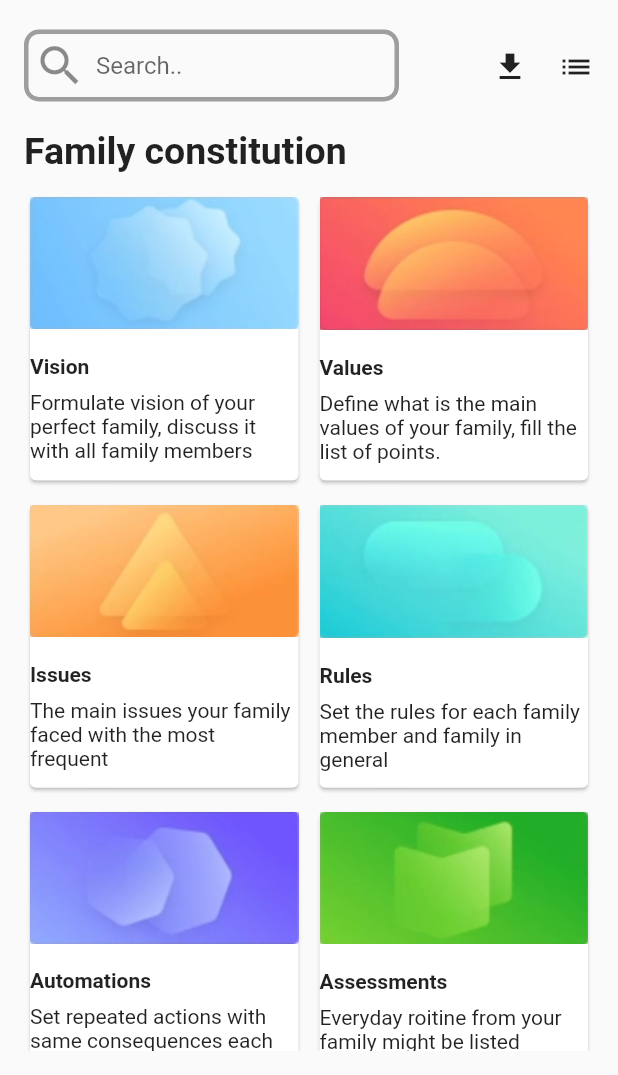
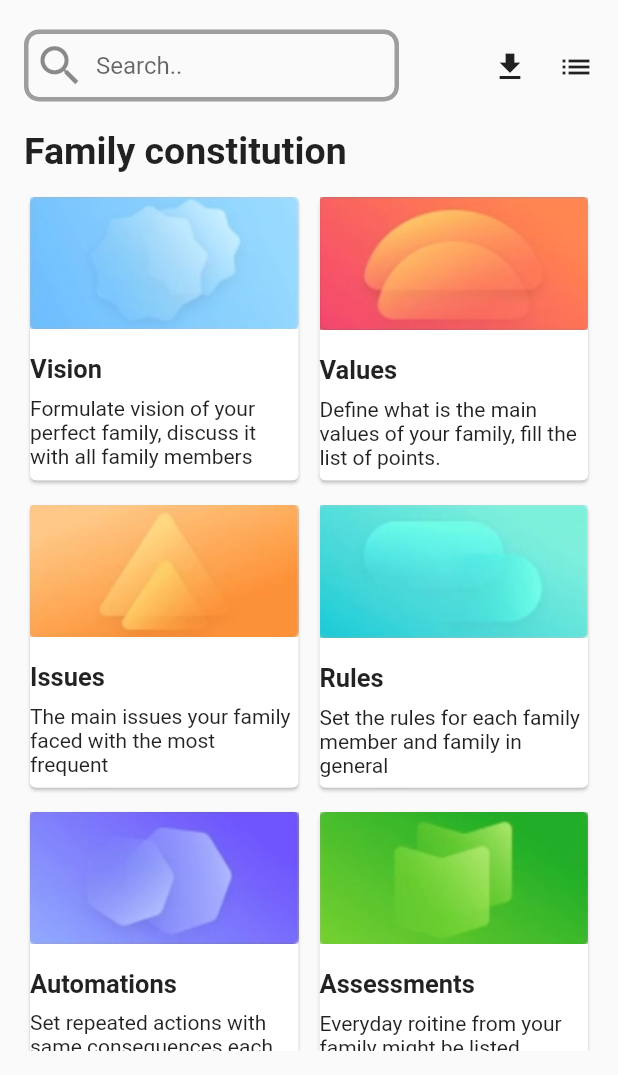
Before and after one commit to AnanyaSamanta09/library_ui, a Flutter app: the screen it shows after launch, on a phone screen of 412 x 824 dp, the part 161-1236 px from its top. Run offline on Flutter 3.47's test engine with Material 2 defaults, Android fonts, the phone set to English and light mode, and no system bars.

Commit message:
Use of font size for title

```diff
--- a/lib/Screens/customScreen.dart
+++ b/lib/Screens/customScreen.dart
@@ -23,7 +23,8 @@ class CustomScreen extends StatelessWidget {
             ),
             Text(cardlist[index].title,
               style: TextStyle(
-                fontWeight: FontWeight.bold
+                fontWeight: FontWeight.bold,
+                fontSize: 17
               ),
             ),
 
```
